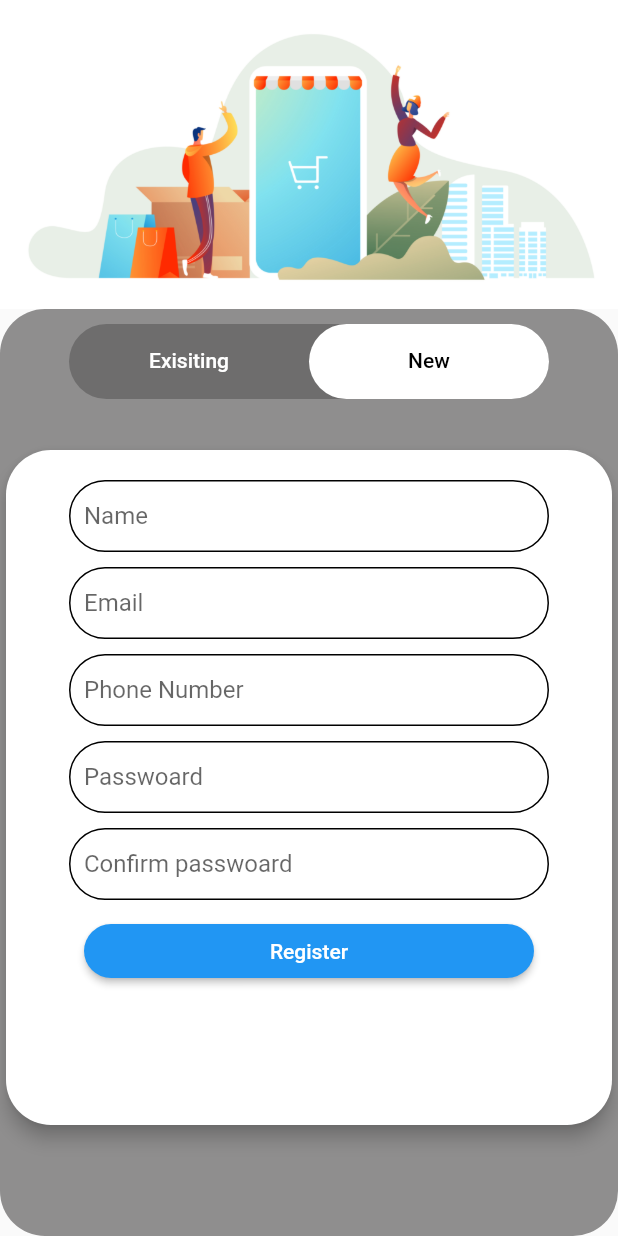
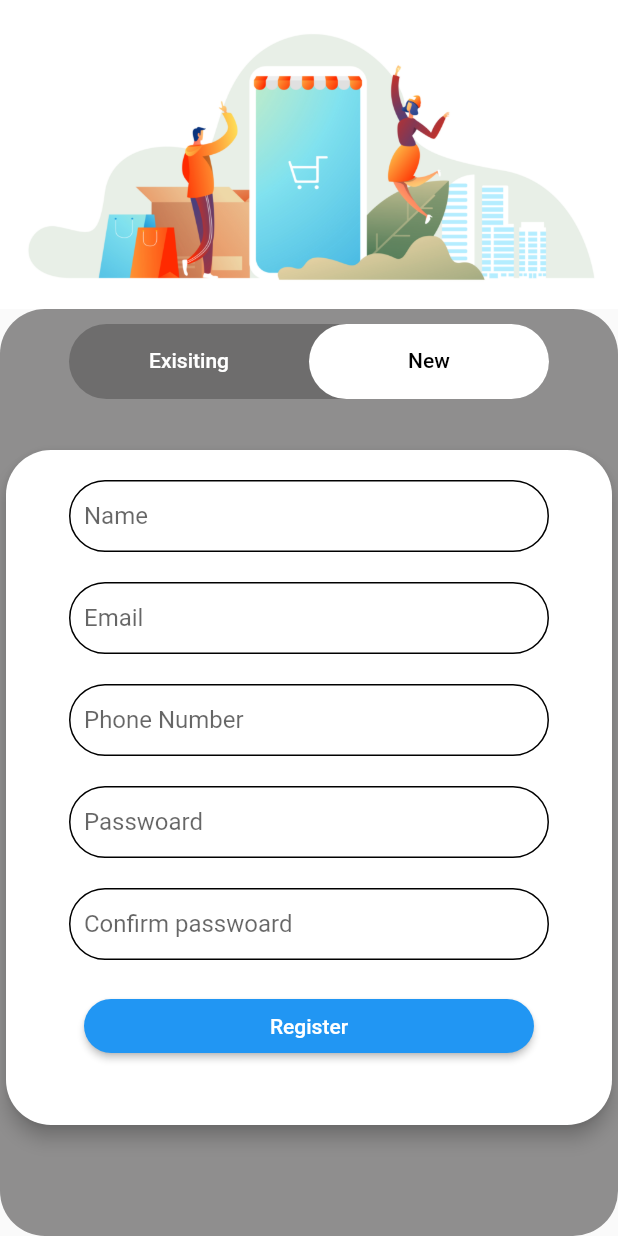
Before and after one commit to muhammedSalihT/ShopCart_Using_Api-Getx, a Flutter app: the AuthScreen screen opened directly, tab 2 chosen, on a phone screen of 412 x 824 dp. Run offline on Flutter 3.47's test engine with Material 2 defaults, Android fonts, the phone set to English and light mode, and no system bars; our stand-ins replace carousel_slider, get, sms_autofill, timer_count_down.

Commit message:
const box added

```diff
--- a/lib/authentication_page/views/register_view.dart
+++ b/lib/authentication_page/views/register_view.dart
@@ -1,6 +1,7 @@
 import 'package:flutter/material.dart';
 import 'package:get/get.dart';
 import 'package:project_shopcart/authentication_page/controllers/registration_controller.dart';
+import 'package:project_shopcart/constends/box.dart';
 import 'package:project_shopcart/widgets/custom_textformcard.dart';
 import 'package:project_shopcart/widgets/custom_textform.dart';
 
@@ -24,13 +25,7 @@ class RegisterView extends StatelessWidget {
           CoustemTextFormCard(
             height: 450,
             childrens: [
-              const SizedBox(
-                height: 20,
-              ),
-              Row(
-                mainAxisAlignment: MainAxisAlignment.center,
-                children: const [],
-              ),
+              Box().sizedBox1,
               CustomTextForm(
                   validator: (val) =>
                       val != null && GetUtils.isEmail(val.trim())
@@ -38,9 +33,7 @@ class RegisterView extends StatelessWidget {
                           : 'Enter valid Email',
                   controller: registrationController.nameController,
                   hintText: "Name"),
-              const SizedBox(
-                height: 10,
-              ),
+              Box().sizedBox1,
               CustomTextForm(
                   validator: (val) =>
                       val != null && GetUtils.isEmail(val.trim())
@@ -48,9 +41,7 @@ class RegisterView extends StatelessWidget {
                           : 'Enter valid Email',
                   controller: registrationController.reigsterEmailControll,
                   hintText: "Email"),
-              const SizedBox(
-                height: 10,
-              ),
+              Box().sizedBox1,
               CustomTextForm(
                   validator: (val) =>
                       val != null && GetUtils.isEmail(val.trim())
@@ -58,9 +49,7 @@ class RegisterView extends StatelessWidget {
                           : 'Enter valid Email',
                   controller: registrationController.numberControlletr,
                   hintText: "Phone Number"),
-              const SizedBox(
-                height: 10,
-              ),
+              Box().sizedBox1,
               CustomTextForm(
                   validator: (val) =>
                       val != null && GetUtils.isEmail(val.trim())
@@ -68,9 +57,7 @@ class RegisterView extends StatelessWidget {
                           : 'Enter valid Email',
                   controller: registrationController.passwordController,
                   hintText: "Passwoard"),
-              const SizedBox(
-                height: 10,
-              ),
+              Box().sizedBox1,
               CustomTextForm(
                   validator: (val) =>
                       val != null && GetUtils.isEmail(val.trim())
@@ -78,9 +65,7 @@ class RegisterView extends StatelessWidget {
                           : 'Enter valid Email',
                   controller: registrationController.confirmPasswordController,
                   hintText: "Confirm passwoard"),
-              const SizedBox(
-                height: 10,
-              ),
+              Box().sizedBox1,
               Container(
                 width: 300,
                 decoration:
--- a/lib/constends/box.dart
+++ b/lib/constends/box.dart
@@ -1,7 +1,7 @@
 import 'package:flutter/cupertino.dart';
 
 class Box {
-    Widget sizedBox1 =const SizedBox(
+  Widget sizedBox1 = const SizedBox(
     height: 20,
   );
 }
```
